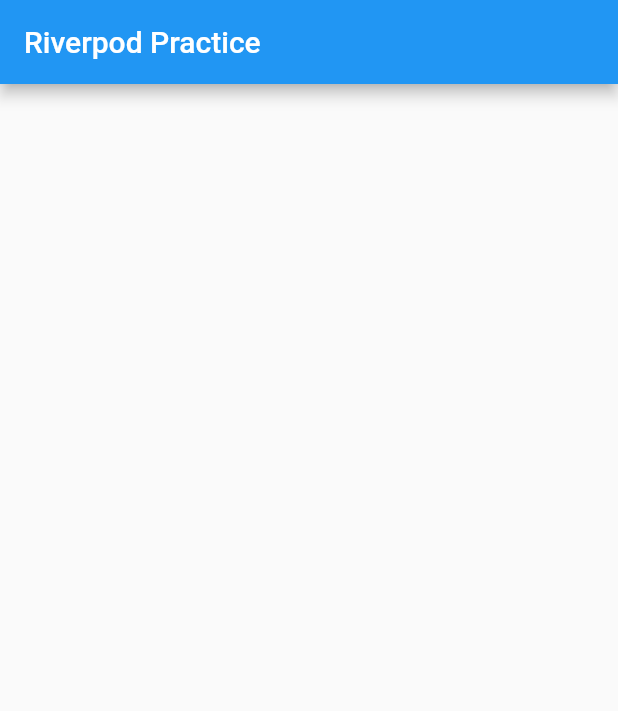
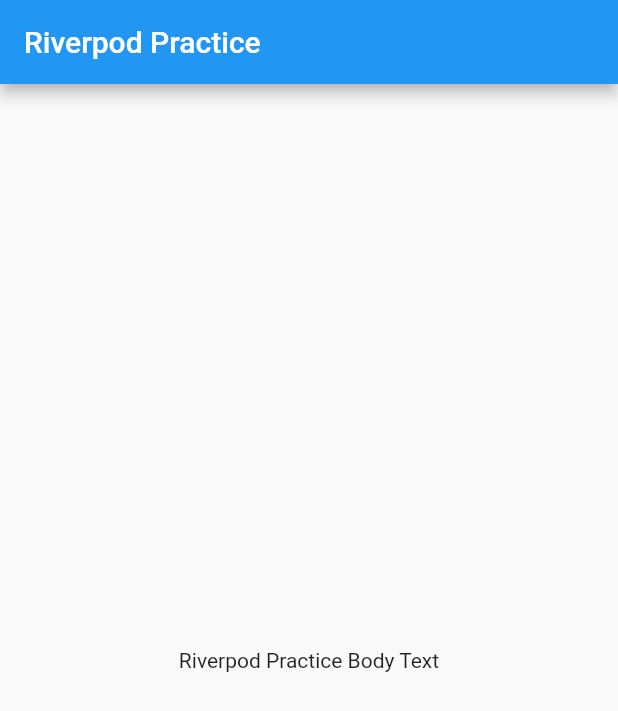
Before and after one commit to sEmoto0808/Flutter-Riverpod-Practice, a Flutter app: the screen it shows after launch, on a phone screen of 412 x 824 dp. Shown: the top 711 px of the screen. Run offline on Flutter 3.47's test engine with Material 2 defaults, Android fonts, the phone set to English and light mode, and no system bars; our stand-ins replace flutter_riverpod.

Commit message:
Provider内で他のProviderを参照することができる

```diff
--- a/lib/main.dart
+++ b/lib/main.dart
@@ -29,10 +29,14 @@ class MyHomePage extends ConsumerWidget {
   @override
   Widget build(BuildContext context, WidgetRef ref) {
     final appName = ref.watch(appNameProvider);
+    final appNameBody = ref.watch(appNameBodyProvider);
     return Scaffold(
       appBar: AppBar(
         title: Text(appName),
       ),
+      body: Center(
+        child: Text(appNameBody),
+      ),
     );
   }
 }
--- a/lib/provider/app_name_provider.dart
+++ b/lib/provider/app_name_provider.dart
@@ -2,3 +2,9 @@ import 'package:flutter_riverpod/flutter_riverpod.dart';
 
 /// アプリ名を提供する[Provider]を定義
 final appNameProvider = Provider((ref) => 'Riverpod Practice');
+
+/// アプリ名を画面コンテンツに加工して提供する[Provider]を定義
+final appNameBodyProvider = Provider((ref) {
+  final appName = ref.watch(appNameProvider);
+  return appName + ' Body Text';
+});
```
